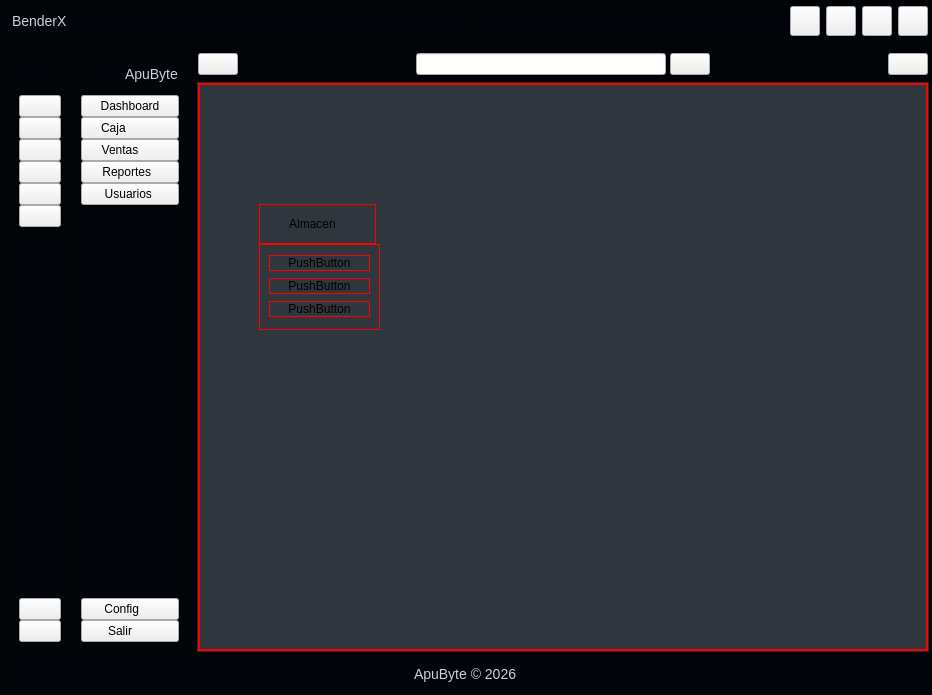
This is app/ui/main.ui in Rofernan1205/BenderX as Qt 5 draws it before an edit. The edited form follows.
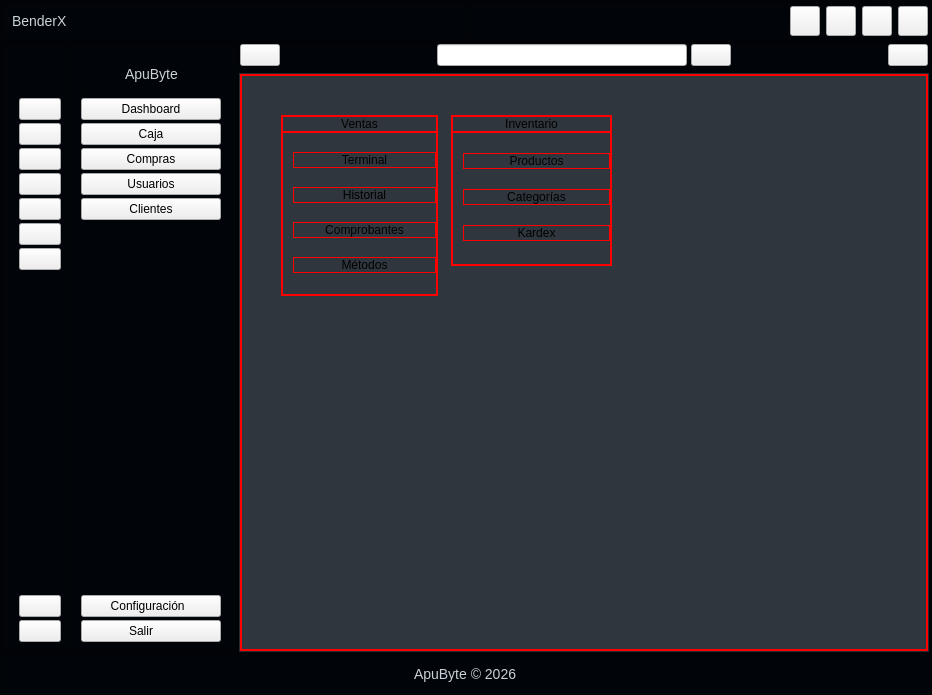
This is the edited form. Icons and pictures are not drawn.

```diff
--- a/app/ui/main.ui
+++ b/app/ui/main.ui
@@ -694,7 +694,7 @@
               <widget class="QFrame" name="frame_icon">
                <property name="minimumSize">
                 <size>
-                 <width>40</width>
+                 <width>60</width>
                  <height>0</height>
                 </size>
                </property>
@@ -715,7 +715,7 @@
                </property>
                <layout class="QVBoxLayout" name="verticalLayout_3">
                 <property name="spacing">
-                 <number>0</number>
+                 <number>3</number>
                 </property>
                 <item>
                  <widget class="QFrame" name="frame_8">
@@ -783,10 +783,13 @@
                   </property>
                   <property name="iconSize">
                    <size>
-                    <width>24</width>
-                    <height>24</height>
+                    <width>20</width>
+                    <height>20</height>
                    </size>
                   </property>
+                  <property name="checkable">
+                   <bool>true</bool>
+                  </property>
                   <property name="class" stdset="0">
                    <string>button-menu</string>
                   </property>
@@ -803,10 +806,13 @@
                   </property>
                   <property name="iconSize">
                    <size>
-                    <width>24</width>
-                    <height>24</height>
+                    <width>20</width>
+                    <height>20</height>
                    </size>
                   </property>
+                  <property name="checkable">
+                   <bool>true</bool>
+                  </property>
                   <property name="class" stdset="0">
                    <string>button-menu</string>
                   </property>
@@ -823,10 +829,13 @@
                   </property>
                   <property name="iconSize">
                    <size>
-                    <width>24</width>
-                    <height>24</height>
+                    <width>20</width>
+                    <height>20</height>
                    </size>
                   </property>
+                  <property name="checkable">
+                   <bool>true</bool>
+                  </property>
                   <property name="class" stdset="0">
                    <string>button-menu</string>
                   </property>
@@ -843,10 +852,13 @@
                   </property>
                   <property name="iconSize">
                    <size>
-                    <width>24</width>
-                    <height>24</height>
+                    <width>20</width>
+                    <height>20</height>
                    </size>
                   </property>
+                  <property name="checkable">
+                   <bool>true</bool>
+                  </property>
                   <property name="class" stdset="0">
                    <string>button-menu</string>
                   </property>
@@ -866,10 +878,13 @@
                   </property>
                   <property name="iconSize">
                    <size>
-                    <width>24</width>
-                    <height>24</height>
+                    <width>20</width>
+                    <height>20</height>
                    </size>
                   </property>
+                  <property name="checkable">
+                   <bool>true</bool>
+                  </property>
                   <property name="class" stdset="0">
                    <string>button-menu</string>
                   </property>
@@ -886,12 +901,38 @@
                   </property>
                   <property name="iconSize">
                    <size>
-                    <width>24</width>
-                    <height>24</height>
+                    <width>20</width>
+                    <height>20</height>
                    </size>
                   </property>
+                  <property name="checkable">
+                   <bool>true</bool>
+                  </property>
                   <property name="class" stdset="0">
-                   <string>button-menu</string>
+                   <string>button-menu-icon</string>
+                  </property>
+                 </widget>
+                </item>
+                <item>
+                 <widget class="QPushButton" name="pushButton_21">
+                  <property name="text">
+                   <string/>
+                  </property>
+                  <property name="icon">
+                   <iconset resource="../resources/resources.qrc">
+                    <normaloff>:/icons/icons/customers.svg</normaloff>:/icons/icons/customers.svg</iconset>
+                  </property>
+                  <property name="iconSize">
+                   <size>
+                    <width>20</width>
+                    <height>20</height>
+                   </size>
+                  </property>
+                  <property name="checkable">
+                   <bool>true</bool>
+                  </property>
+                  <property name="class" stdset="0">
+                   <string>button-menu-icon</string>
                   </property>
                  </widget>
                 </item>
@@ -922,10 +963,13 @@
                   </property>
                   <property name="iconSize">
                    <size>
-                    <width>24</width>
-                    <height>24</height>
+                    <width>20</width>
+                    <height>20</height>
                    </size>
                   </property>
+                  <property name="checkable">
+                   <bool>true</bool>
+                  </property>
                   <property name="class" stdset="0">
                    <string>button-menu</string>
                   </property>
@@ -958,13 +1002,13 @@
               <widget class="QFrame" name="frame_menu">
                <property name="minimumSize">
                 <size>
-                 <width>70</width>
+                 <width>160</width>
                  <height>0</height>
                 </size>
                </property>
                <property name="maximumSize">
                 <size>
-                 <width>140</width>
+                 <width>180</width>
                  <height>16777215</height>
                 </size>
                </property>
@@ -979,7 +1023,19 @@
                </property>
                <layout class="QVBoxLayout" name="verticalLayout_4">
                 <property name="spacing">
-                 <number>0</number>
+                 <number>3</number>
+                </property>
+                <property name="leftMargin">
+                 <number>9</number>
+                </property>
+                <property name="topMargin">
+                 <number>9</number>
+                </property>
+                <property name="rightMargin">
+                 <number>9</number>
+                </property>
+                <property name="bottomMargin">
+                 <number>9</number>
                 </property>
                 <item>
                  <widget class="QFrame" name="frame_7">
@@ -1043,20 +1099,23 @@
                   </layout>
                  </widget>
                 </item>
-                <item alignment="Qt::AlignmentFlag::AlignVCenter">
+                <item>
                  <widget class="QPushButton" name="pushButton_7">
                   <property name="minimumSize">
                    <size>
-                    <width>60</width>
+                    <width>0</width>
                     <height>0</height>
                    </size>
                   </property>
                   <property name="maximumSize">
                    <size>
-                    <width>120</width>
+                    <width>16777215</width>
                     <height>16777215</height>
                    </size>
                   </property>
+                  <property name="styleSheet">
+                   <string notr="true"/>
+                  </property>
                   <property name="text">
                    <string>Dashboard</string>
                   </property>
@@ -1066,51 +1125,22 @@
                   </property>
                   <property name="iconSize">
                    <size>
-                    <width>24</width>
-                    <height>24</height>
+                    <width>20</width>
+                    <height>20</height>
                    </size>
                   </property>
-                  <property name="class" stdset="0">
-                   <string>button-menu</string>
+                  <property name="checkable">
+                   <bool>true</bool>
                   </property>
-                 </widget>
-                </item>
-                <item alignment="Qt::AlignmentFlag::AlignVCenter">
-                 <widget class="QPushButton" name="pushButton_9">
-                  <property name="minimumSize">
-                   <size>
-                    <width>60</width>
-                    <height>0</height>
-                   </size>
-                  </property>
-                  <property name="maximumSize">
-                   <size>
-                    <width>120</width>
-                    <height>16777215</height>
-                   </size>
-                  </property>
-                  <property name="text">
-                   <string>Caja          </string>
-                  </property>
-                  <property name="icon">
-                   <iconset resource="../resources/resources.qrc">
-                    <normaloff>:/icons/icons/economic.svg</normaloff>:/icons/icons/economic.svg</iconset>
-                  </property>
-                  <property name="iconSize">
-                   <size>
-                    <width>24</width>
-                    <height>24</height>
-                   </size>
-                  </property>
                   <property name="class" stdset="0">
                    <string>button-menu</string>
                   </property>
                  </widget>
                 </item>
-                <item alignment="Qt::AlignmentFlag::AlignVCenter">
+                <item>
                  <widget class="QPushButton" name="pushButton_10">
                   <property name="text">
-                   <string>Ventas      </string>
+                   <string>Caja</string>
                   </property>
                   <property name="icon">
                    <iconset resource="../resources/resources.qrc">
@@ -1118,10 +1148,13 @@
                   </property>
                   <property name="iconSize">
                    <size>
-                    <width>24</width>
-                    <height>24</height>
+                    <width>20</width>
+                    <height>20</height>
                    </size>
                   </property>
+                  <property name="checkable">
+                   <bool>true</bool>
+                  </property>
                   <property name="class" stdset="0">
                    <string>button-menu</string>
                   </property>
@@ -1130,7 +1163,7 @@
                 <item>
                  <widget class="QPushButton" name="pushButton_11">
                   <property name="text">
-                   <string>Reportes  </string>
+                   <string>Compras</string>
                   </property>
                   <property name="icon">
                    <iconset resource="../resources/resources.qrc">
@@ -1138,10 +1171,13 @@
                   </property>
                   <property name="iconSize">
                    <size>
-                    <width>24</width>
-                    <height>24</height>
+                    <width>20</width>
+                    <height>20</height>
                    </size>
                   </property>
+                  <property name="checkable">
+                   <bool>true</bool>
+                  </property>
                   <property name="class" stdset="0">
                    <string>button-menu</string>
                   </property>
@@ -1150,7 +1186,7 @@
                 <item>
                  <widget class="QPushButton" name="pushButton_14">
                   <property name="text">
-                   <string>Usuarios </string>
+                   <string>Usuarios</string>
                   </property>
                   <property name="icon">
                    <iconset resource="../resources/resources.qrc">
@@ -1158,9 +1194,35 @@
                   </property>
                   <property name="iconSize">
                    <size>
-                    <width>24</width>
-                    <height>24</height>
+                    <width>20</width>
+                    <height>20</height>
                    </size>
+                  </property>
+                  <property name="checkable">
+                   <bool>true</bool>
+                  </property>
+                  <property name="class" stdset="0">
+                   <string>button-menu</string>
+                  </property>
+                 </widget>
+                </item>
+                <item>
+                 <widget class="QPushButton" name="pushButton_20">
+                  <property name="text">
+                   <string>Clientes</string>
+                  </property>
+                  <property name="icon">
+                   <iconset resource="../resources/resources.qrc">
+                    <normaloff>:/icons/icons/customers.svg</normaloff>:/icons/icons/customers.svg</iconset>
+                  </property>
+                  <property name="iconSize">
+                   <size>
+                    <width>20</width>
+                    <height>20</height>
+                   </size>
+                  </property>
+                  <property name="checkable">
+                   <bool>true</bool>
                   </property>
                   <property name="class" stdset="0">
                    <string>button-menu</string>
@@ -1183,7 +1245,7 @@
                 <item>
                  <widget class="QPushButton" name="pushButton_16">
                   <property name="text">
-                   <string>Config     </string>
+                   <string>Configuración  </string>
                   </property>
                   <property name="icon">
                    <iconset resource="../resources/resources.qrc">
@@ -1191,8 +1253,8 @@
                   </property>
                   <property name="iconSize">
                    <size>
-                    <width>24</width>
-                    <height>24</height>
+                    <width>20</width>
+                    <height>20</height>
                    </size>
                   </property>
                   <property name="class" stdset="0">
@@ -1211,8 +1273,8 @@
                   </property>
                   <property name="iconSize">
                    <size>
-                    <width>24</width>
-                    <height>24</height>
+                    <width>20</width>
+                    <height>20</height>
                    </size>
                   </property>
                   <property name="class" stdset="0">
@@ -1239,7 +1301,7 @@
               <number>0</number>
              </property>
              <property name="topMargin">
-              <number>9</number>
+              <number>0</number>
              </property>
              <property name="rightMargin">
               <number>0</number>
@@ -1445,51 +1507,168 @@
                   </property>
                   <widget class="QWidget" name="page_3"/>
                   <widget class="QWidget" name="page_4">
-                   <widget class="QPushButton" name="pushButton_8">
+                   <widget class="QFrame" name="frame_5">
                     <property name="geometry">
                      <rect>
-                      <x>60</x>
-                      <y>120</y>
-                      <width>117</width>
-                      <height>40</height>
+                      <x>210</x>
+                      <y>40</y>
+                      <width>161</width>
+                      <height>151</height>
                      </rect>
                     </property>
-                    <property name="minimumSize">
-                     <size>
-                      <width>60</width>
-                      <height>0</height>
-                     </size>
+                    <property name="frameShape">
+                     <enum>QFrame::Shape::StyledPanel</enum>
                     </property>
-                    <property name="maximumSize">
-                     <size>
-                      <width>120</width>
-                      <height>16777215</height>
-                     </size>
+                    <property name="frameShadow">
+                     <enum>QFrame::Shadow::Raised</enum>
                     </property>
-                    <property name="text">
-                     <string>Almacen   </string>
-                    </property>
-                    <property name="icon">
-                     <iconset resource="../resources/resources.qrc">
-                      <normaloff>:/icons/icons/package.svg</normaloff>:/icons/icons/package.svg</iconset>
-                    </property>
-                    <property name="iconSize">
-                     <size>
-                      <width>24</width>
-                      <height>24</height>
-                     </size>
-                    </property>
-                    <property name="class" stdset="0">
-                     <string>button-menu</string>
-                    </property>
+                    <layout class="QVBoxLayout" name="verticalLayout_7">
+                     <property name="spacing">
+                      <number>0</number>
+                     </property>
+                     <property name="leftMargin">
+                      <number>0</number>
+                     </property>
+                     <property name="topMargin">
+                      <number>0</number>
+                     </property>
+                     <property name="rightMargin">
+                      <number>0</number>
+                     </property>
+                     <property name="bottomMargin">
+                      <number>0</number>
+                     </property>
+                     <item>
+                      <widget class="QPushButton" name="pushButton_8">
+                       <property name="minimumSize">
+                        <size>
+                         <width>0</width>
+                         <height>0</height>
+                        </size>
+                       </property>
+                       <property name="maximumSize">
+                        <size>
+                         <width>16777215</width>
+                         <height>16777215</height>
+                        </size>
+                       </property>
+                       <property name="text">
+                        <string>Inventario</string>
+                       </property>
+                       <property name="icon">
+                        <iconset resource="../resources/resources.qrc">
+                         <normaloff>:/icons/icons/package.svg</normaloff>:/icons/icons/package.svg</iconset>
+                       </property>
+                       <property name="iconSize">
+                        <size>
+                         <width>20</width>
+                         <height>20</height>
+                        </size>
+                       </property>
+                       <property name="checkable">
+                        <bool>true</bool>
+                       </property>
+                       <property name="checked">
+                        <bool>false</bool>
+                       </property>
+                       <property name="class" stdset="0">
+                        <string>button-menu</string>
+                       </property>
+                      </widget>
+                     </item>
+                     <item>
+                      <widget class="QFrame" name="frame_4">
+                       <property name="frameShape">
+                        <enum>QFrame::Shape::StyledPanel</enum>
+                       </property>
+                       <property name="frameShadow">
+                        <enum>QFrame::Shadow::Raised</enum>
+                       </property>
+                       <layout class="QVBoxLayout" name="verticalLayout_6">
+                        <property name="spacing">
+                         <number>0</number>
+                        </property>
+                        <property name="leftMargin">
+                         <number>10</number>
+                        </property>
+                        <property name="topMargin">
+                         <number>0</number>
+                        </property>
+                        <property name="rightMargin">
+                         <number>0</number>
+                        </property>
+                        <property name="bottomMargin">
+                         <number>0</number>
+                        </property>
+                        <item>
+                         <widget class="QPushButton" name="pushButton_17">
+                          <property name="text">
+                           <string>Productos</string>
+                          </property>
+                          <property name="iconSize">
+                           <size>
+                            <width>20</width>
+                            <height>20</height>
+                           </size>
+                          </property>
+                          <property name="checkable">
+                           <bool>true</bool>
+                          </property>
+                          <property name="class" stdset="0">
+                           <string>button-sub-menu</string>
+                          </property>
+                         </widget>
+                        </item>
+                        <item>
+                         <widget class="QPushButton" name="pushButton_18">
+                          <property name="text">
+                           <string>Categorías</string>
+                          </property>
+                          <property name="iconSize">
+                           <size>
+                            <width>20</width>
+                            <height>20</height>
+                           </size>
+                          </property>
+                          <property name="checkable">
+                           <bool>true</bool>
+                          </property>
+                          <property name="class" stdset="0">
+                           <string>button-sub-menu</string>
+                          </property>
+                         </widget>
+                        </item>
+                        <item>
+                         <widget class="QPushButton" name="pushButton_19">
+                          <property name="text">
+                           <string>Kardex</string>
+                          </property>
+                          <property name="iconSize">
+                           <size>
+                            <width>20</width>
+                            <height>20</height>
+                           </size>
+                          </property>
+                          <property name="checkable">
+                           <bool>true</bool>
+                          </property>
+                          <property name="class" stdset="0">
+                           <string>button-sub-menu</string>
+                          </property>
+                         </widget>
+                        </item>
+                       </layout>
+                      </widget>
+                     </item>
+                    </layout>
                    </widget>
-                   <widget class="QFrame" name="frame_4">
+                   <widget class="QFrame" name="frame_10">
                     <property name="geometry">
                      <rect>
-                      <x>60</x>
-                      <y>160</y>
-                      <width>121</width>
-                      <height>86</height>
+                      <x>40</x>
+                      <y>40</y>
+                      <width>157</width>
+                      <height>181</height>
                      </rect>
                     </property>
                     <property name="frameShape">
@@ -1498,26 +1677,125 @@
                     <property name="frameShadow">
                      <enum>QFrame::Shadow::Raised</enum>
                     </property>
-                    <layout class="QVBoxLayout" name="verticalLayout_6">
+                    <layout class="QVBoxLayout" name="verticalLayout_9">
+                     <property name="spacing">
+                      <number>0</number>
+                     </property>
+                     <property name="leftMargin">
+                      <number>0</number>
+                     </property>
+                     <property name="topMargin">
+                      <number>0</number>
+                     </property>
+                     <property name="rightMargin">
+                      <number>0</number>
+                     </property>
+                     <property name="bottomMargin">
+                      <number>0</number>
+                     </property>
                      <item>
-                      <widget class="QPushButton" name="pushButton_17">
-                       <property name="text">
-                        <string>PushButton</string>
+                      <widget class="QPushButton" name="pushButton_9">
+                       <property name="minimumSize">
+                        <size>
+                         <width>0</width>
+                         <height>0</height>
+                        </size>
                        </property>
-                      </widget>
-                     </item>
-                     <item>
-                      <widget class="QPushButton" name="pushButton_18">
+                       <property name="maximumSize">
+                        <size>
+                         <width>16777215</width>
+                         <height>16777215</height>
+                        </size>
+                       </property>
+                       <property name="styleSheet">
+                        <string notr="true"/>
+                       </property>
                        <property name="text">
-                        <string>PushButton</string>
+                        <string>Ventas</string>
                        </property>
+                       <property name="icon">
+                        <iconset resource="../resources/resources.qrc">
+                         <normaloff>:/icons/icons/sales-up.svg</normaloff>:/icons/icons/sales-up.svg</iconset>
+                       </property>
+                       <property name="iconSize">
+                        <size>
+                         <width>20</width>
+                         <height>20</height>
+                        </size>
+                       </property>
+                       <property name="checkable">
+                        <bool>true</bool>
+                       </property>
+                       <property name="class" stdset="0">
+                        <string>button-menu</string>
+                       </property>
                       </widget>
                      </item>
                      <item>
-                      <widget class="QPushButton" name="pushButton_19">
-                       <property name="text">
-                        <string>PushButton</string>
+                      <widget class="QFrame" name="frame_9">
+                       <property name="frameShape">
+                        <enum>QFrame::Shape::StyledPanel</enum>
                        </property>
+                       <property name="frameShadow">
+                        <enum>QFrame::Shadow::Raised</enum>
+                       </property>
+                       <layout class="QVBoxLayout" name="verticalLayout_8">
+                        <property name="spacing">
+                         <number>0</number>
+                        </property>
+                        <property name="leftMargin">
+                         <number>10</number>
+                        </property>
+                        <property name="topMargin">
+                         <number>0</number>
+                        </property>
+                        <property name="rightMargin">
+                         <number>0</number>
+                        </property>
+                        <property name="bottomMargin">
+                         <number>0</number>
+                        </property>
+                        <item>
+                         <widget class="QPushButton" name="pushButton_22">
+                          <property name="text">
+                           <string>Terminal</string>
+                          </property>
+                          <property name="class" stdset="0">
+                           <string>button-sub-menu</string>
+                          </property>
+                         </widget>
+                        </item>
+                        <item>
+                         <widget class="QPushButton" name="pushButton_25">
+                          <property name="text">
+                           <string>Historial</string>
+                          </property>
+                          <property name="class" stdset="0">
+                           <string>button-sub-menu</string>
+                          </property>
+                         </widget>
+                        </item>
+                        <item>
+                         <widget class="QPushButton" name="pushButton_23">
+                          <property name="text">
+                           <string>Comprobantes</string>
+                          </property>
+                          <property name="class" stdset="0">
+                           <string>button-sub-menu</string>
+                          </property>
+                         </widget>
+                        </item>
+                        <item>
+                         <widget class="QPushButton" name="pushButton_24">
+                          <property name="text">
+                           <string>Métodos</string>
+                          </property>
+                          <property name="class" stdset="0">
+                           <string>button-sub-menu</string>
+                          </property>
+                         </widget>
+                        </item>
+                       </layout>
                       </widget>
                      </item>
                     </layout>
```
Left out of the diff: 239 changed lines with no effect on the pictures.
